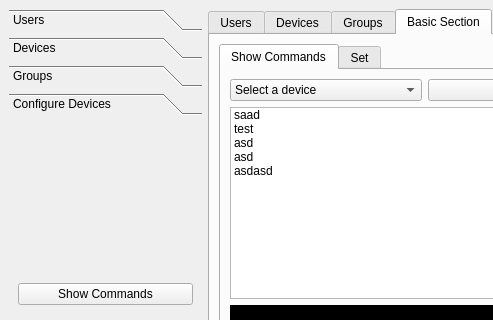
saad909/cnsrc, file main.ui: the form before one commit; both pictures show x 0 to 493 and y 0 to 320 of the 849 by 736 pixel window.
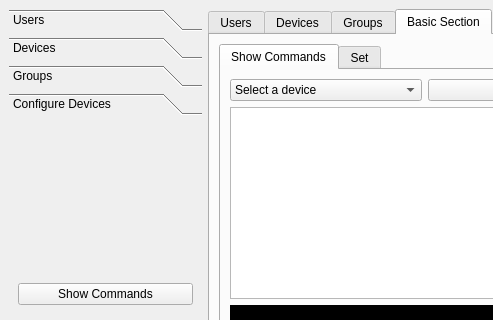
The form after the commit. The open tabs and pages were chosen to show the change.

```diff
--- a/main.ui
+++ b/main.ui
@@ -1763,31 +1763,6 @@
               <property name="selectionMode">
                <enum>QAbstractItemView::MultiSelection</enum>
               </property>
-              <item>
-               <property name="text">
-                <string>saad</string>
-               </property>
-              </item>
-              <item>
-               <property name="text">
-                <string>test</string>
-               </property>
-              </item>
-              <item>
-               <property name="text">
-                <string>asd</string>
-               </property>
-              </item>
-              <item>
-               <property name="text">
-                <string>asd</string>
-               </property>
-              </item>
-              <item>
-               <property name="text">
-                <string>asdasd</string>
-               </property>
-              </item>
              </widget>
             </item>
             <item row="3" column="2">
```
Left out of the diff: 123 changed lines with no effect on the pictures.
